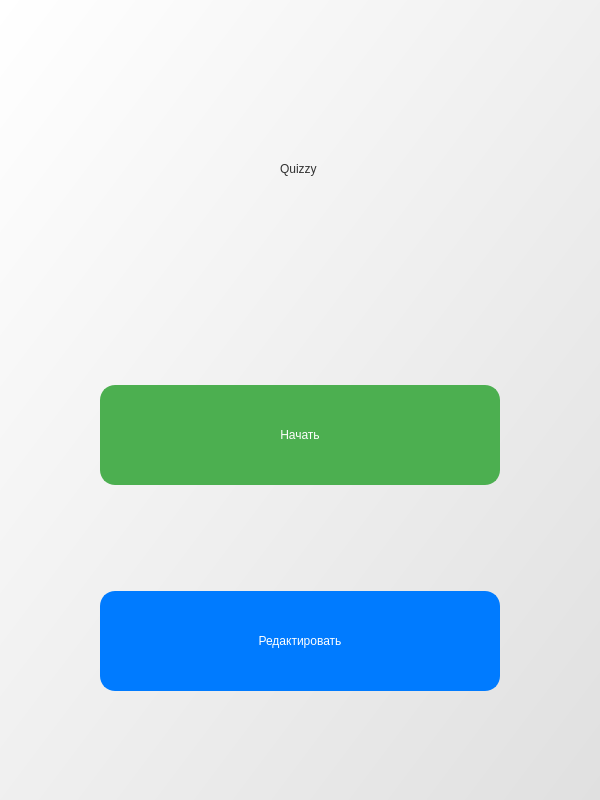
Before: the Qt Designer form window/mainwindow.ui in TimurOlegovichDev/Quizzy, drawn with Qt 5.
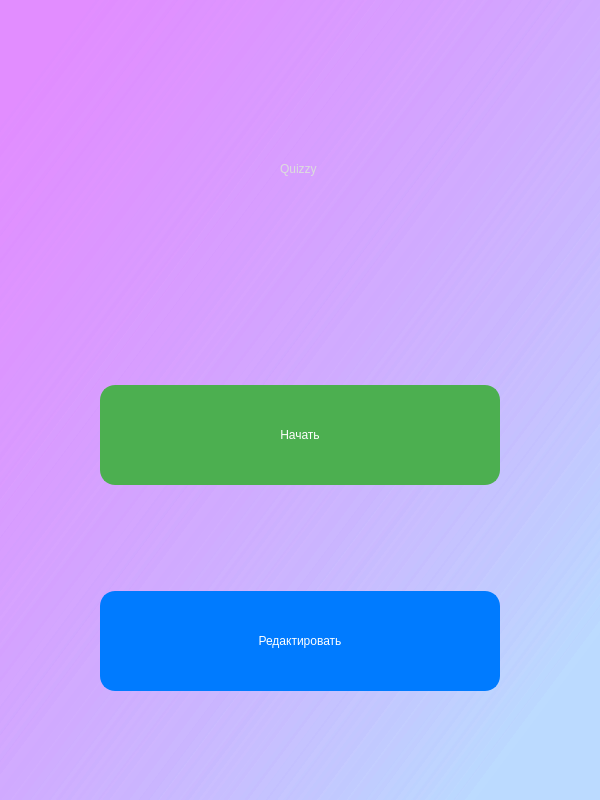
After: the same form once the commit is applied. Icons and pictures are not drawn.

The edit to the form file:
```diff
--- a/window/mainwindow.ui
+++ b/window/mainwindow.ui
@@ -18,7 +18,7 @@
     <normaloff>:/icon/quiz.png</normaloff>:/icon/quiz.png</iconset>
   </property>
   <property name="styleSheet">
-   <string notr="true">background: qlineargradient(x1:0, y1:0, x2:1, y2:1 stop:0 #ffffff, stop:1 #e0e0e0);</string>
+   <string notr="true">background-color: qlineargradient(spread:reflect, x1:0, y1:0, x2:1, y2:1, stop:0.0786517 rgba(222, 128, 255, 134), stop:0.898876 rgba(59, 152, 255, 34));</string>
   </property>
   <widget class="QWidget" name="centralwidget">
    <property name="layoutDirection">
@@ -41,7 +41,7 @@
       </property>
       <property name="styleSheet">
        <string notr="true">font: 75 italic 72pt &quot;Bahnschrift&quot;;
-color: rgb(50, 50, 50);
+color: rgb(220, 220, 220);
 background-color: qlineargradient(spread:pad, x1:0, y1:0, x2:1, y2:0, stop:0 rgba(255, 178, 102, 0), stop:0.55 rgba(235, 148, 61, 0), stop:0.977528 rgba(0, 0, 0, 0), stop:1 rgba(0, 0, 0, 0));</string>
       </property>
       <property name="text">
```
